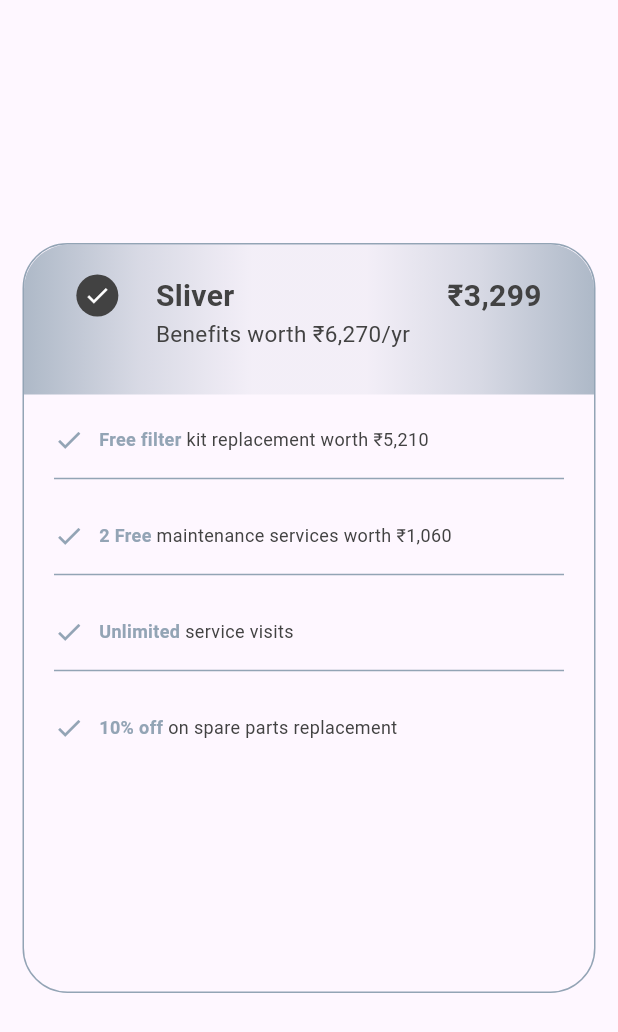
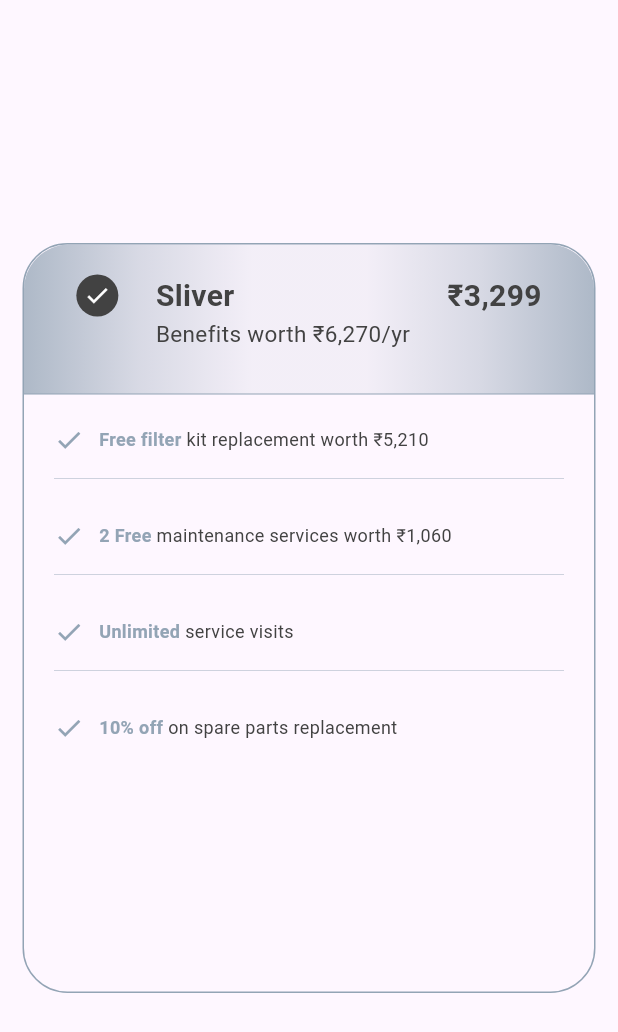
Before and after one commit to Sweetyrawat-star/CardDesign, a Flutter app: the screen it shows after launch, on a phone screen of 412 x 824 dp. Shown: the top 1032 px of the screen. Run offline on Flutter 3.47's test engine with Material 3 defaults, Android fonts, the phone set to English and light mode, and no system bars.

Commit message:
changes done

```diff
--- a/lib/BuildData.dart
+++ b/lib/BuildData.dart
@@ -1,3 +1,4 @@
+import 'package:CardDesign/utilClass.dart';
 import 'package:flutter/material.dart';
 
 class ColoredList extends StatelessWidget {
@@ -10,6 +11,8 @@ class ColoredList extends StatelessWidget {
 
   ColoredList({Key? key}) : super(key: key);
 
+
+
   @override
   Widget build(BuildContext context) {
     return ListView.separated(
@@ -21,7 +24,8 @@ class ColoredList extends StatelessWidget {
           right: 20.0,
         ),
           child: Divider(
-            color: Color(0xff93A4B5),
+           thickness: 0.3,
+            color: ColorUtils.greyBlue,
           ),
         );
       },
@@ -37,7 +41,7 @@ class ColoredList extends StatelessWidget {
           ),
           child: Row(
             children: [
-              const Icon(Icons.check, color: Color(0xff93A4B5), size: 20),
+              const Icon(Icons.check, color: ColorUtils.greyBlue, size: 20),
               const SizedBox(width: 10),
               buildRichText(nameOfList[index]),
             ],
@@ -49,7 +53,7 @@ class ColoredList extends StatelessWidget {
 
   Widget buildRichText(String text) {
     List<String> keywords = ["Free filter", "2 Free", "Unlimited", "10% off"];
-    Color keywordColor = const Color(0xff93A4B5);
+    Color keywordColor =  ColorUtils.greyBlue;
     Color restOfTextPartColor = const Color(0xff424242);
 
     for (String keyword in keywords) {
--- a/lib/CardDesign.dart
+++ b/lib/CardDesign.dart
@@ -1,3 +1,4 @@
+import 'package:CardDesign/utilClass.dart';
 import 'package:flutter/material.dart';
 import 'package:CardDesign/BuildData.dart';
 
@@ -22,7 +23,7 @@ class _CardDesignState extends State<CardDesign> {
             height: 500,
             decoration: BoxDecoration(
               borderRadius: BorderRadius.circular(30.0),
-              border: Border.all(color: const Color(0xff93a4b5)),
+              border: Border.all(color:  ColorUtils.greyBlue),
             ),
             child: Column(
               crossAxisAlignment: CrossAxisAlignment.start,
@@ -37,14 +38,20 @@ class _CardDesignState extends State<CardDesign> {
                       topLeft: Radius.circular(30),
                       topRight: Radius.circular(30),
                     ),
+                    border: const Border(
+                      bottom: BorderSide(
+                        color: ColorUtils.greyBlue,
+                        width: 0.7,
+                      ),
+                    ),
                     gradient: LinearGradient(
                       colors: [
-                        Color(0xff93a4b5).withOpacity(0.75),
-                        Color(0xff93a4b5).withOpacity(0.36),
-                        Color(0xff93a4b5).withOpacity(0.10),
-                        Color(0xff93a4b5).withOpacity(0.10),
-                        Color(0xff93a4b5).withOpacity(0.36),
-                        Color(0xff93a4b5).withOpacity(0.75),
+                        ColorUtils.greyBlue.withOpacity(0.75),
+                        ColorUtils.greyBlue.withOpacity(0.36),
+                        ColorUtils.greyBlue.withOpacity(0.10),
+                        ColorUtils.greyBlue.withOpacity(0.10),
+                        ColorUtils.greyBlue.withOpacity(0.36),
+                        ColorUtils.greyBlue.withOpacity(0.75),
                       ],
                     ),
                   ),
@@ -97,6 +104,7 @@ class _CardDesignState extends State<CardDesign> {
                     ],
                   ),
                 ),
+
                 ColoredList(),
               ],
             ),
```
Also changed, not shown: lib/utilClass.dart (added, +52 -0 lines), 1 other file.
